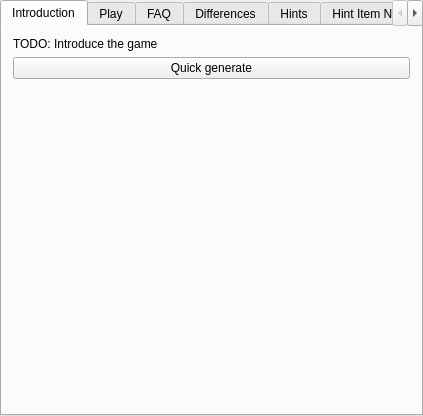
Old version of the form randovania/gui/ui_files/games_tab_cavestory_widget.ui in the repository randovania/randovania.
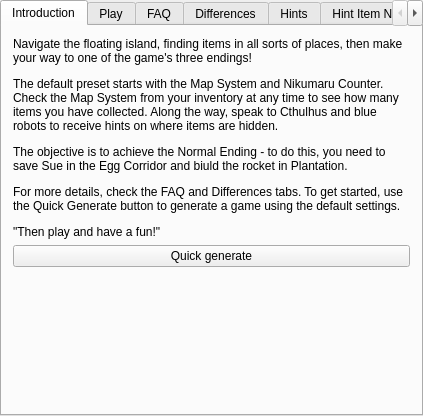
New version of the form. Custom widgets are drawn as their Qt base class.

What changed in the file:
```diff
--- a/randovania/gui/ui_files/games_tab_cavestory_widget.ui
+++ b/randovania/gui/ui_files/games_tab_cavestory_widget.ui
@@ -21,7 +21,10 @@
     <item>
      <widget class="QLabel" name="intro_label">
       <property name="text">
-       <string>&lt;html&gt;&lt;head/&gt;&lt;body&gt;&lt;p&gt;TODO: Introduce the game&lt;/p&gt;&lt;/body&gt;&lt;/html&gt;</string>
+       <string>&lt;html&gt;&lt;head/&gt;&lt;body&gt;&lt;p&gt;Navigate the floating island, finding items in all sorts of places, then make your way to one of the game's three endings! &lt;/p&gt;&lt;p&gt;The default preset starts with the Map System and Nikumaru Counter. Check the Map System from your inventory at any time to see how many items you have collected. Along the way, speak to Cthulhus and blue robots to receive hints on where items are hidden. &lt;/p&gt;&lt;p&gt;The objective is to achieve the Normal Ending - to do this, you need to save Sue in the Egg Corridor and biuld the rocket in Plantation. &lt;/p&gt;&lt;p&gt;For more details, check the FAQ and Differences tabs. To get started, use the Quick Generate button to generate a game using the default settings.&lt;/p&gt;&lt;p&gt;&amp;quot;Then play and have a fun!&amp;quot;&lt;/p&gt;&lt;/body&gt;&lt;/html&gt;</string>
+      </property>
+      <property name="wordWrap">
+       <bool>true</bool>
       </property>
      </widget>
     </item>
```
Left out of the diff: 12 changed lines with no effect on the pictures.
